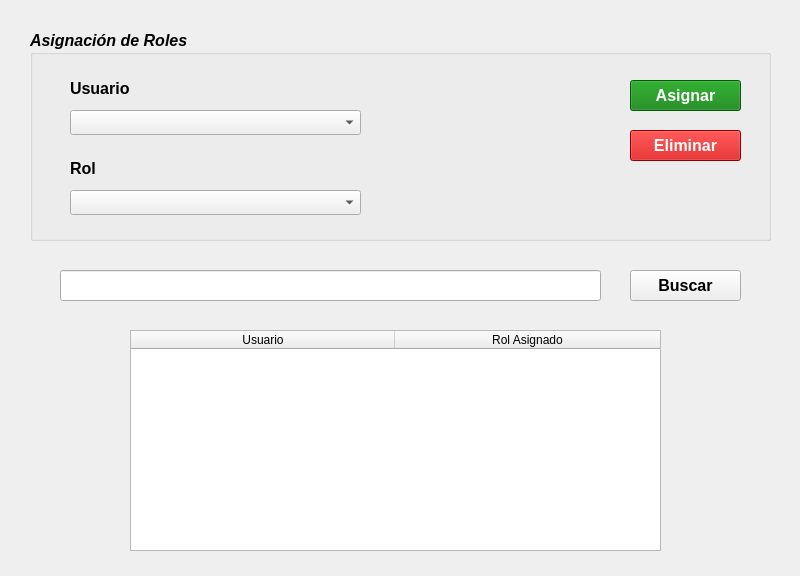
The window that vistas/FrmAsignarRoles.ui (G-Mann00/HR_Seguridad) describes before a commit, drawn with Qt 5.
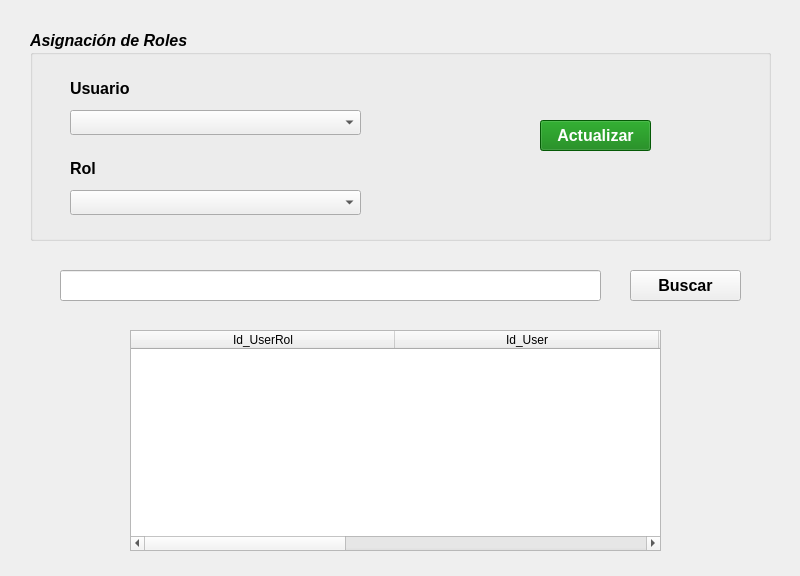
The same window after the commit. Icons and pictures are not drawn.

What changed in the file:
```diff
--- a/vistas/FrmAsignarRoles.ui
+++ b/vistas/FrmAsignarRoles.ui
@@ -120,8 +120,8 @@
    <widget class="QPushButton" name="btn_asignar">
     <property name="geometry">
      <rect>
-      <x>600</x>
-      <y>50</y>
+      <x>510</x>
+      <y>90</y>
       <width>111</width>
       <height>31</height>
      </rect>
@@ -142,7 +142,7 @@
 background-color:rgb(7, 125, 8)</string>
     </property>
     <property name="text">
-     <string>Asignar</string>
+     <string>Actualizar</string>
     </property>
     <property name="icon">
      <iconset resource="../recursos/iconosApp.qrc">
@@ -155,44 +155,6 @@
      </size>
     </property>
    </widget>
-   <widget class="QPushButton" name="btn_eliminar">
-    <property name="geometry">
-     <rect>
-      <x>600</x>
-      <y>100</y>
-      <width>111</width>
-      <height>31</height>
-     </rect>
-    </property>
-    <property name="font">
-     <font>
-      <pointsize>12</pointsize>
-      <weight>75</weight>
-      <italic>false</italic>
-      <bold>true</bold>
-     </font>
-    </property>
-    <property name="toolTip">
-     <string>&lt;html&gt;&lt;head/&gt;&lt;body&gt;&lt;p&gt;&lt;span style=&quot; font-weight:400;&quot;&gt;Elimina un rol que este asignado a un usuario&lt;/span&gt;&lt;/p&gt;&lt;/body&gt;&lt;/html&gt;</string>
-    </property>
-    <property name="styleSheet">
-     <string notr="true">color:white;
-background-color:rgb(201, 0, 0)</string>
-    </property>
-    <property name="text">
-     <string>Eliminar</string>
-    </property>
-    <property name="icon">
-     <iconset resource="../recursos/iconosApp.qrc">
-      <normaloff>:/iconosCrud/delete40.png</normaloff>:/iconosCrud/delete40.png</iconset>
-    </property>
-    <property name="iconSize">
-     <size>
-      <width>20</width>
-      <height>20</height>
-     </size>
-    </property>
-   </widget>
   </widget>
   <widget class="QPushButton" name="btn_buscar">
    <property name="geometry">
@@ -271,6 +233,21 @@
    <attribute name="horizontalHeaderStretchLastSection">
     <bool>true</bool>
    </attribute>
+   <column>
+    <property name="text">
+     <string>Id_UserRol</string>
+    </property>
+   </column>
+   <column>
+    <property name="text">
+     <string>Id_User</string>
+    </property>
+   </column>
+   <column>
+    <property name="text">
+     <string>Id_Rol</string>
+    </property>
+   </column>
    <column>
     <property name="text">
      <string>Usuario</string>
```
Left out of the diff: 5 changed lines with no effect on the pictures.
